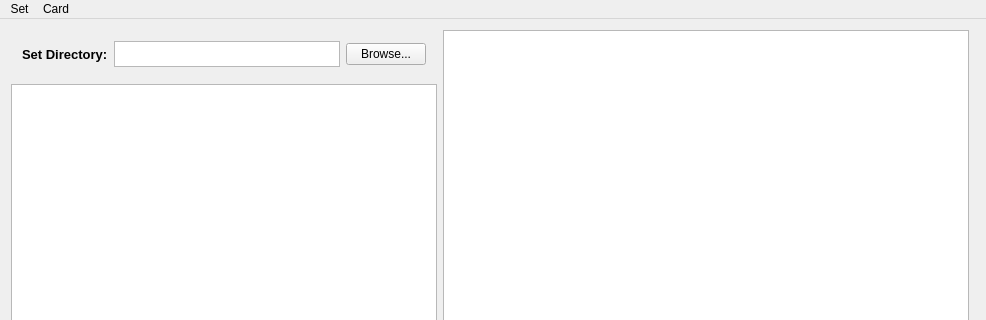
Before: the Qt Designer form start.ui in separatrix/Kyogo, drawn with Qt 5; both pictures show x 0 to 986 and y 0 to 320 of the 986 by 579 pixel window.
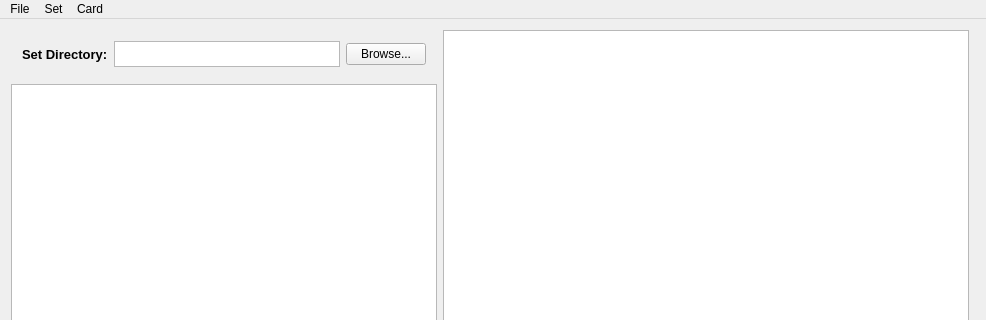
After: the same form once the commit is applied.

What changed in the file:
```diff
--- a/start.ui
+++ b/start.ui
@@ -115,6 +115,13 @@
     </property>
     <addaction name="actionNew_Card"/>
    </widget>
+   <widget class="QMenu" name="menuFile_2">
+    <property name="title">
+     <string>File</string>
+    </property>
+    <addaction name="actionWrite"/>
+   </widget>
+   <addaction name="menuFile_2"/>
    <addaction name="menuFile"/>
    <addaction name="menuCard"/>
   </widget>
```
Left out of the diff: 5 changed lines with no effect on the pictures.
